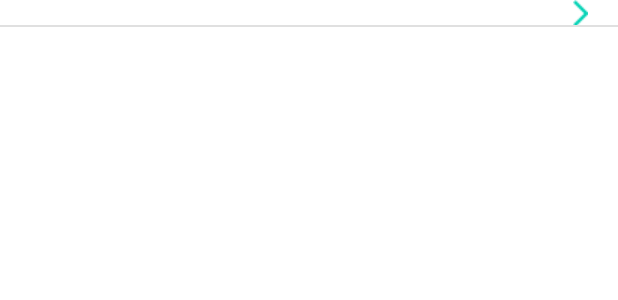
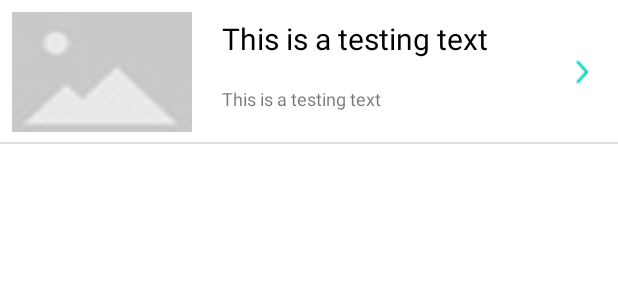
Before and after one commit to FBosh/TaipeiTour, an Android app: the layout recyclable_attraction.xml on its own in the app's theme, with its tools: preview values and no code run, on a phone screen of 412 x 824 dp. Shown: the top 300 px of the screen. Run offline under Robolectric (Android 15) with nearby library versions, the phone set to English and light mode, and no system bars.

Commit message:
Modified UI resources and codes about Glide

```diff
--- a/app/src/main/java/taipei/travel/taipeitour/adapter/AttractionsAdapter.kt
+++ b/app/src/main/java/taipei/travel/taipeitour/adapter/AttractionsAdapter.kt
@@ -3,8 +3,10 @@ package taipei.travel.taipeitour.adapter
 import android.view.LayoutInflater
 import android.view.ViewGroup
 import androidx.recyclerview.widget.RecyclerView
+import taipei.travel.taipeitour.R
 import taipei.travel.taipeitour.databinding.RecyclableAttractionBinding
 import taipei.travel.taipeitour.model.Attraction
+import taipei.travel.taipeitour.util.Utils
 
 class AttractionsAdapter : BaseRecyclerViewAdapter<AttractionsAdapter.ViewHolder>() {
     private val attractions = arrayListOf<Attraction>()
@@ -38,7 +40,7 @@ class AttractionsAdapter : BaseRecyclerViewAdapter<AttractionsAdapter.ViewHolder
 
             vb.tvTitle.text = attraction.name
             vb.tvInfo.text = attraction.introduction
-            setImageViewByGlide(vb.root.context, strImageURL, vb.ivTour)
+            Utils.setImageViewByGlide(vb.root.context, strImageURL, R.mipmap.placeholder_pic, vb.ivAttraction)
         }
     }
 }
--- a/app/src/main/java/taipei/travel/taipeitour/adapter/BaseRecyclerViewAdapter.kt
+++ b/app/src/main/java/taipei/travel/taipeitour/adapter/BaseRecyclerViewAdapter.kt
@@ -1,23 +1,10 @@
 package taipei.travel.taipeitour.adapter
 
-import android.content.Context
-import android.widget.ImageView
 import androidx.recyclerview.widget.RecyclerView
-import com.bumptech.glide.Glide
-import taipei.travel.taipeitour.R
 import taipei.travel.taipeitour.util.Utils
 
 abstract class BaseRecyclerViewAdapter<ViewHolder : RecyclerView.ViewHolder> : RecyclerView.Adapter<ViewHolder>() {
     protected fun printBoshLog(msg: String) = Utils.printBoshLog(msg)
-
-    protected fun setImageViewByGlide(context: Context, strURL: String, imageview: ImageView): ImageView {
-        return Glide.with(context)
-                .load(strURL)
-                .placeholder(R.mipmap.placeholder_pic)
-                .centerCrop()
-                .into(imageview)
-                .view
-    }
 }
 
 //region <Former codes>
--- a/app/src/main/java/taipei/travel/taipeitour/util/Utils.kt
+++ b/app/src/main/java/taipei/travel/taipeitour/util/Utils.kt
@@ -3,10 +3,13 @@ package taipei.travel.taipeitour.util
 import android.content.Context
 import android.util.Log
 import android.view.View
+import android.widget.ImageView
 import androidx.annotation.ColorRes
+import androidx.annotation.DrawableRes
 import androidx.annotation.IdRes
 import androidx.core.content.ContextCompat
 import androidx.fragment.app.FragmentManager
+import com.bumptech.glide.Glide
 import taipei.travel.taipeitour.BaseFragment
 import taipei.travel.taipeitour.FragTransType
 import taipei.travel.taipeitour.fragment.MainFragment
@@ -43,5 +46,19 @@ class Utils {
                 }
             }.commit()
         }
+
+        fun setImageViewByGlide(
+                context: Context,
+                strURL: String,
+                @DrawableRes placeholder: Int,
+                imageview: ImageView
+        ) {
+            Glide.with(context)
+                    .load(strURL)
+                    .placeholder(placeholder)
+                    .centerCrop()
+                    .into(imageview)
+                    .view
+        }
     }
 }
--- a/app/src/main/res/layout/frag_attraction.xml
+++ b/app/src/main/res/layout/frag_attraction.xml
@@ -40,21 +40,21 @@
         app:layout_constraintGuide_percent="0.1" />
 
     <androidx.appcompat.widget.AppCompatImageView
-        android:id="@+id/iv_tour"
+        android:id="@+id/iv_attraction"
         android:layout_width="0dp"
         android:layout_height="wrap_content"
-        app:layout_constraintBottom_toTopOf="@id/tv_tour_info"
+        app:layout_constraintBottom_toTopOf="@id/tv_info"
         app:layout_constraintEnd_toEndOf="parent"
         app:layout_constraintStart_toStartOf="parent"
         app:layout_constraintTop_toBottomOf="@id/guideline_horizontal" />
 
     <androidx.appcompat.widget.AppCompatTextView
-        android:id="@+id/tv_tour_info"
+        android:id="@+id/tv_info"
         android:layout_width="0dp"
         android:layout_height="wrap_content"
         app:layout_constraintBottom_toBottomOf="parent"
         app:layout_constraintEnd_toEndOf="parent"
         app:layout_constraintStart_toStartOf="parent"
-        app:layout_constraintTop_toBottomOf="@id/iv_tour" />
+        app:layout_constraintTop_toBottomOf="@id/iv_attraction" />
 
 </androidx.constraintlayout.widget.ConstraintLayout>
--- a/app/src/main/res/layout/recyclable_attraction.xml
+++ b/app/src/main/res/layout/recyclable_attraction.xml
@@ -6,15 +6,16 @@
     android:layout_height="wrap_content">
 
     <androidx.appcompat.widget.AppCompatImageView
-        android:id="@+id/iv_tour"
+        android:id="@+id/iv_attraction"
         android:layout_width="wrap_content"
-        android:layout_height="0dp"
+        android:layout_height="wrap_content"
         android:padding="8dp"
         app:layout_constraintBottom_toBottomOf="parent"
         app:layout_constraintDimensionRatio="3:2"
         app:layout_constraintEnd_toStartOf="@id/layout_info"
         app:layout_constraintStart_toStartOf="parent"
-        app:layout_constraintTop_toTopOf="parent" />
+        app:layout_constraintTop_toTopOf="parent"
+        app:srcCompat="@mipmap/placeholder_pic" />
 
     <androidx.constraintlayout.widget.ConstraintLayout
         android:id="@+id/layout_info"
@@ -23,17 +24,12 @@
         android:padding="8dp"
         app:layout_constraintBottom_toBottomOf="parent"
         app:layout_constraintEnd_toStartOf="@id/iv_arrow"
-        app:layout_constraintStart_toEndOf="@id/iv_tour"
+        app:layout_constraintStart_toEndOf="@id/iv_attraction"
         app:layout_constraintTop_toTopOf="parent">
 
         <androidx.appcompat.widget.AppCompatTextView
             android:id="@+id/tv_title"
-            android:layout_width="0dp"
-            android:layout_height="wrap_content"
-            android:ellipsize="end"
-            android:maxLines="1"
-            android:textColor="@color/black"
-            android:textSize="20sp"
+            style="@style/recyclable_item_title"
             app:layout_constraintBottom_toTopOf="@id/tv_info"
             app:layout_constraintEnd_toEndOf="parent"
             app:layout_constraintStart_toStartOf="parent"
@@ -41,12 +37,7 @@
 
         <androidx.appcompat.widget.AppCompatTextView
             android:id="@+id/tv_info"
-            android:layout_width="0dp"
-            android:layout_height="0dp"
-            android:ellipsize="end"
-            android:gravity="start|center"
-            android:maxLines="2"
-            android:textSize="12sp"
+            style="@style/recyclable_item_info"
             app:layout_constraintBottom_toBottomOf="parent"
             app:layout_constraintEnd_toEndOf="parent"
             app:layout_constraintStart_toStartOf="parent"
@@ -58,13 +49,14 @@
         android:id="@+id/iv_arrow"
         android:layout_width="wrap_content"
         android:layout_height="wrap_content"
-        android:layout_marginHorizontal="20dp"
+        android:paddingHorizontal="20dp"
+        android:paddingVertical="40dp"
         android:scaleType="centerCrop"
-        android:src="@mipmap/ic_arrow"
         app:layout_constraintBottom_toBottomOf="parent"
         app:layout_constraintEnd_toEndOf="parent"
         app:layout_constraintStart_toEndOf="@id/layout_info"
-        app:layout_constraintTop_toTopOf="parent" />
+        app:layout_constraintTop_toTopOf="parent"
+        app:srcCompat="@mipmap/ic_arrow" />
 
     <View
         android:id="@+id/v_divider"
--- a/app/src/main/res/values/styles.xml
+++ b/app/src/main/res/values/styles.xml
@@ -14,6 +14,9 @@
         <item name="android:text">@string/text_testing</item>
         <item name="android:textColor">@color/white</item>
         <item name="android:textSize">20sp</item>
+        <item name="android:ellipsize">end</item>
+        <item name="android:maxLines">1</item>
+        <item name="android:gravity">center_vertical</item>
     </style>
 
     <style name="toolbar_button">
@@ -22,4 +25,26 @@
         <item name="android:background">?attr/selectableItemBackground</item>
         <item name="android:scaleType">centerCrop</item>
     </style>
+
+    <style name="recyclable_item_title" parent="toolbar_title">
+        <item name="android:textColor">@color/black</item>
+        <item name="android:padding">4dp</item>
+        <item name="android:layout_width">0dp</item>
+    </style>
+
+    <style name="tv_info">
+        <item name="android:layout_height">wrap_content</item>
+        <item name="android:layout_width">0dp</item>
+        <item name="android:textSize">12sp</item>
+        <item name="android:padding">4dp</item>
+        <item name="android:gravity">center_vertical</item>
+        <item name="android:text">@string/text_testing</item>
+    </style>
+
+    <style name="recyclable_item_info" parent="tv_info">
+        <item name="android:layout_height">0dp</item>
+        <item name="android:maxLines">2</item>
+        <item name="android:ellipsize">end</item>
+        <item name="android:lineSpacingMultiplier">1.125</item>
+    </style>
 </resources>
```
Also changed, not shown: app/src/main/res/mipmap/ic_arrow.png.
